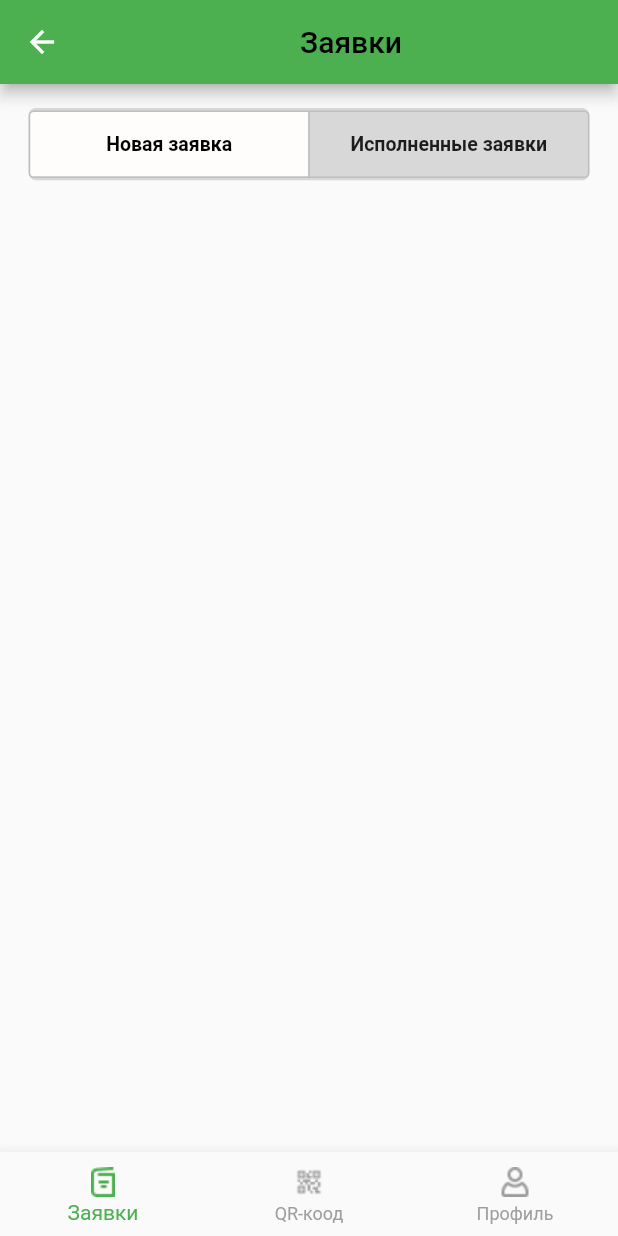
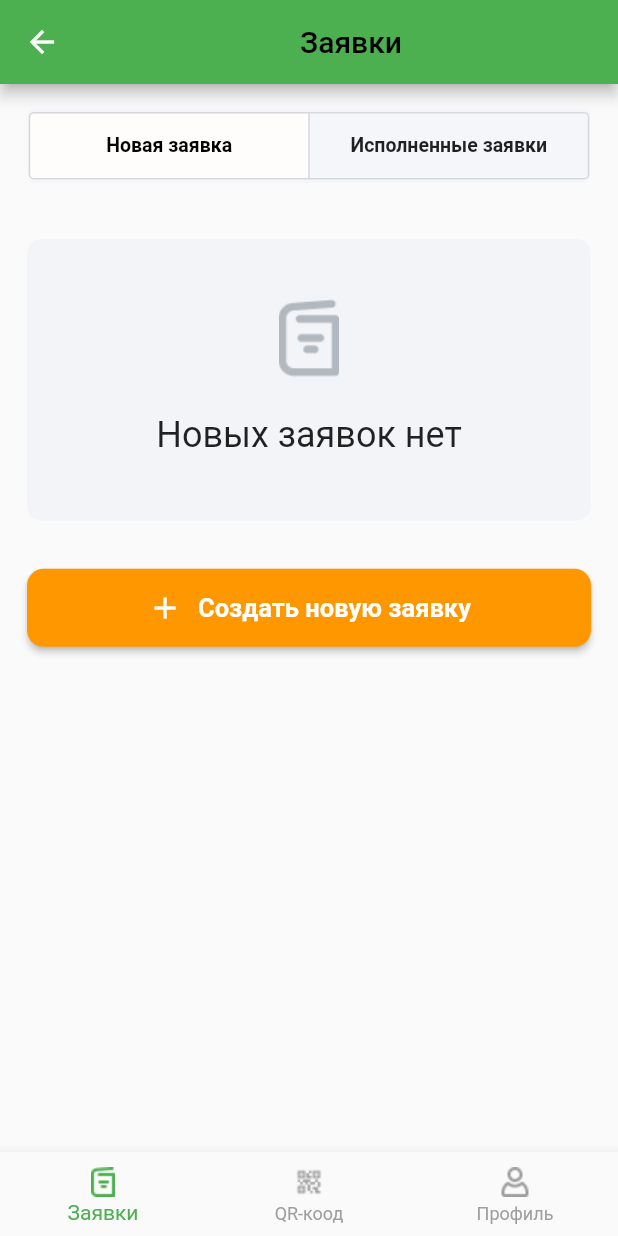
Before and after one commit to pawees/diet_app, a Flutter app: the NavigatorBar screen opened directly, on a phone screen of 412 x 824 dp. Run offline on Flutter 3.47's test engine with Material 2 defaults, Android fonts, the phone set to English and light mode, and no system bars; our stand-ins replace bloc, equatable, extended_masked_text, flutter_bloc; missing offline and left inert: lo_form.

Commit message:
noOrder Screen is done

```diff
--- a/lib/ui/app_widget/orderWidget.dart
+++ b/lib/ui/app_widget/orderWidget.dart
@@ -53,12 +53,24 @@ class _NoNewOrderWidgetState extends State<NoNewOrderWidget> {
 }
   @override
   Widget build(BuildContext context) {
+        final styleBtn = ButtonStyle(
+        backgroundColor: MaterialStateProperty.all(Colors.orange),
+        foregroundColor: MaterialStateProperty.all(Colors.white),
+        textStyle: MaterialStateProperty.all(
+            TextStyle(fontSize: 17, fontWeight: FontWeight.w600)),
+        shape: MaterialStateProperty.all(RoundedRectangleBorder(
+          borderRadius: BorderRadius.circular(11.0),
+        )));
     final style = TextStyle(fontSize: 13, fontWeight: FontWeight.w600);
     final children = [Text('Новая заявка', style: style), Text('Исполненные заявки',style: style),];
     final width = MediaQuery.of(context).size.width * 0.9 / max(1, children.length);
+    final appBloc = BlocProvider.of<AppBloc>(context);
 
+    void _createEvent(){
+      // appBloc.add(TapCreateOrderEvent());
+    }
     return Padding(
-      padding: const EdgeInsets.symmetric(horizontal: 16),
+      padding: const EdgeInsets.symmetric(horizontal: 18),
       child: Column(
         children: [
           const SizedBox(
@@ -66,9 +78,11 @@ class _NoNewOrderWidgetState extends State<NoNewOrderWidget> {
           ),
           Center(
             child: Container(
-              decoration: BoxDecoration(color: Color.fromARGB(195, 206, 206, 206),
-                  border: Border.all(color: Color.fromARGB(195, 206, 206, 206), width: 0.1),
+              decoration: BoxDecoration(color: Color.fromARGB(255, 244, 246, 249),
+                  border: Border.all(color: Color.fromARGB(255, 244, 246, 249), width: 0.1),
                   borderRadius: BorderRadius.all(Radius.circular(5.0)),),
+              child: Padding(
+                padding: const EdgeInsets.symmetric(horizontal: 0.5,vertical: 1),
                 child: ToggleButtons(
                   constraints: BoxConstraints(maxWidth: width, minWidth: width, minHeight: 43, maxHeight: 44),
                   children: children,
@@ -81,9 +95,60 @@ class _NoNewOrderWidgetState extends State<NoNewOrderWidget> {
                   fillColor:Color.fromARGB(255, 255, 252, 252),
                   ),
               ),
-          )
-
-      ],),
+            ),
+          ),
+          SizedBox(
+            height: 37,
+          ),
+          Container(
+            height: 188,
+            width: double.infinity,
+            decoration:
+            BoxDecoration(color: Color.fromARGB(255, 242, 244, 247),
+                  border: Border.all(color: Color.fromARGB(255, 242, 244, 247), width: 0.1),
+                  borderRadius: BorderRadius.all(Radius.circular(10)),
+            ),
+            child: Column(
+              children: [
+              SizedBox(height: 40,),
+              Container(
+                width:42,
+                height:52,
+                child:
+                FittedBox(
+                  fit:BoxFit.cover,
+                  child:
+                  ImageIcon(AssetImage('assets/images/order.png'),
+                  color: Color.fromARGB(255,178, 184, 191),))),
+              SizedBox(height: 25,),
+              Container(child: Text('Новых заявок нет',style: TextStyle(fontSize: 24,fontWeight: FontWeight.w400),),),
+            ]),
+          ),
+         SizedBox(
+            height: 32,
+          ),
+          Container(
+          height: 52,
+          width: double.infinity,
+          child: ElevatedButton(
+            style: styleBtn,
+            onPressed: _createEvent,
+            child: Row(
+              mainAxisAlignment: MainAxisAlignment.center,
+              children: [
+                // ImageIcon(AssetImage('assets/images/icon.png'),
+                // ),
+                Icon(
+                   Icons.add,
+              color: Colors.white,
+              size: 24.0,
+                ),
+                SizedBox(width: 10),
+                const Text('Создать новую заявку'),
+              ],
+            ),
+          ),
+    )],),
     );
 
   }
```
Also changed, not shown: assets/images/icon.png (added), assets/images/order.png (added). Lines whose indentation alone changed are shown as unchanged.
